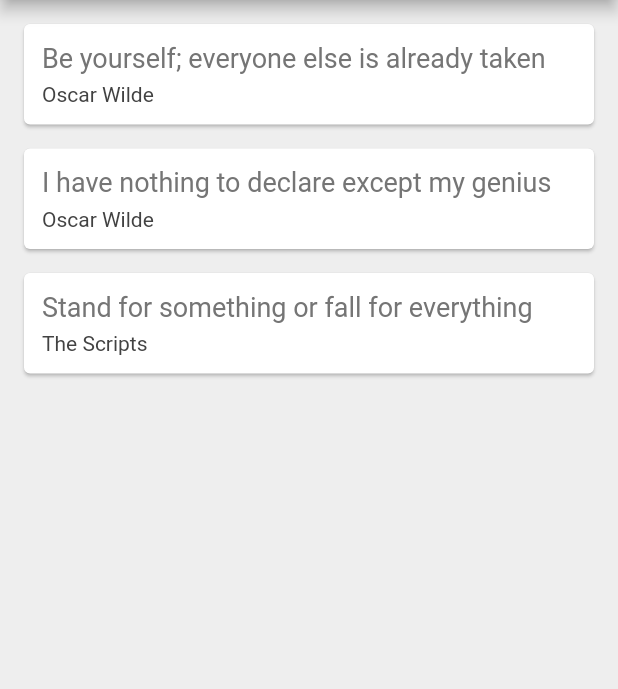
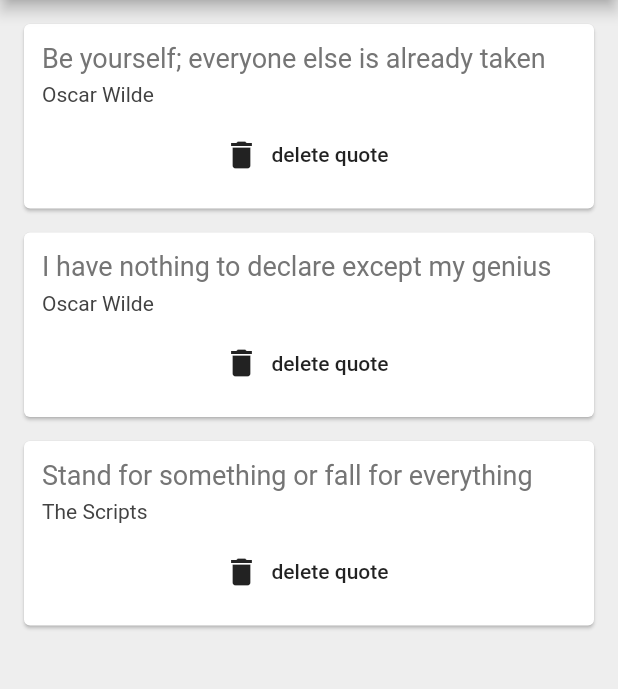
Before and after one commit to ime01/quotes, a Flutter app: the screen it shows after launch, on a phone screen of 412 x 824 dp, the part 84-773 px from its top. Run offline on Flutter 3.47's test engine with Material 2 defaults, Android fonts, the phone set to English and light mode, and no system bars.

Commit message:
deleting quotes implemented

```diff
--- a/lib/main.dart
+++ b/lib/main.dart
@@ -44,7 +44,15 @@ class _QuoteListState extends State<QuoteList> {
 
       body: Column(
 
-        children: quotes.map((quote)=> QuoteCard(quote: quote)).toList(),
+        children: quotes.map((quote) => QuoteCard(
+            quote: quote,
+
+            delete: (){
+              setState(() {
+                quotes.remove(quote);
+              });
+          }
+        )).toList(),
 
         // children: quotes.map((quote)=> Text('${quote.text} - ${quote.author}')).toList(),
       )
--- a/lib/quote_card.dart
+++ b/lib/quote_card.dart
@@ -4,7 +4,9 @@ import 'quotes.dart';
 class QuoteCard extends StatelessWidget {
 
   final Quotes quote;
-  QuoteCard({required this.quote});
+  final Function delete;
+
+  QuoteCard({required this.quote,  required this.delete});
 
 
   @override
@@ -37,6 +39,18 @@ class QuoteCard extends StatelessWidget {
                 color: Colors.grey[800],
               ),
             ),
+
+            SizedBox(height: 8.0),
+
+            FlatButton.icon(
+                   onPressed: () {
+                     delete();
+                },
+              // onPressed: delete,
+                label: Text("delete quote"),
+                icon: Icon(Icons.delete),
+            )
+
           ],
         ),
       ),
```
